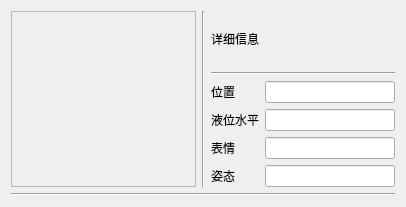
Old version of the form GUI/ui/body.ui in the repository Frost-rA9/infusion-companion.
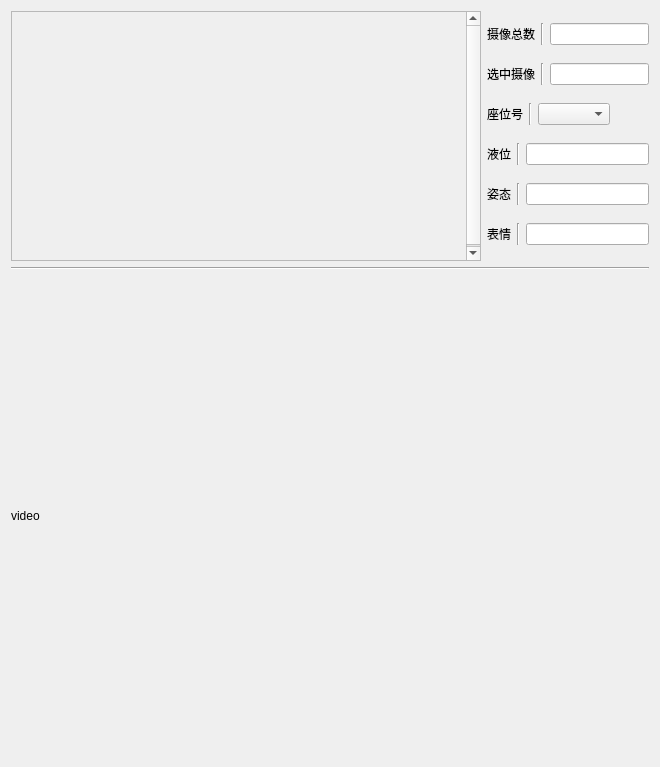
New version of the form.

Patch:
```diff
--- a/GUI/ui/body.ui
+++ b/GUI/ui/body.ui
@@ -6,22 +6,36 @@
    <rect>
     <x>0</x>
     <y>0</y>
-    <width>406</width>
-    <height>207</height>
+    <width>660</width>
+    <height>765</height>
    </rect>
   </property>
+  <property name="minimumSize">
+   <size>
+    <width>660</width>
+    <height>0</height>
+   </size>
+  </property>
+  <property name="maximumSize">
+   <size>
+    <width>660</width>
+    <height>10000</height>
+   </size>
+  </property>
   <property name="windowTitle">
    <string>Form</string>
   </property>
-  <layout class="QVBoxLayout" name="verticalLayout_2">
-   <item>
     <layout class="QVBoxLayout" name="verticalLayout">
      <item>
-      <layout class="QHBoxLayout" name="horizontalLayout">
+    <layout class="QHBoxLayout" name="horizontalLayout_7">
        <item>
-        <layout class="QGridLayout" name="gridLayout">
-         <item row="0" column="0">
           <widget class="QScrollArea" name="video_area">
+       <property name="minimumSize">
+        <size>
+         <width>470</width>
+         <height>250</height>
+        </size>
+       </property>
            <property name="widgetResizable">
             <bool>true</bool>
            </property>
@@ -30,14 +44,35 @@
              <rect>
               <x>0</x>
               <y>0</y>
-              <width>113</width>
-              <height>167</height>
-             </rect>
-            </property>
+          <width>450</width>
+          <height>250</height>
+         </rect>
+        </property>
+        <property name="minimumSize">
+         <size>
+          <width>450</width>
+          <height>250</height>
+         </size>
+        </property>
+        <property name="maximumSize">
+         <size>
+          <width>450</width>
+          <height>16777215</height>
+         </size>
+        </property>
            </widget>
           </widget>
          </item>
-        </layout>
+     <item>
+      <layout class="QVBoxLayout" name="verticalLayout_4">
+       <item>
+        <layout class="QHBoxLayout" name="horizontalLayout">
+         <item>
+          <widget class="QLabel" name="label">
+           <property name="text">
+            <string>摄像总数</string>
+           </property>
+          </widget>
        </item>
        <item>
         <widget class="Line" name="line_3">
@@ -47,75 +82,130 @@
         </widget>
        </item>
        <item>
-        <layout class="QVBoxLayout" name="verticalLayout_8">
+          <widget class="QLineEdit" name="sum_line_edit"/>
+         </item>
+        </layout>
+       </item>
          <item>
-          <layout class="QVBoxLayout" name="verticalLayout_7">
+        <layout class="QHBoxLayout" name="horizontalLayout_2">
            <item>
             <widget class="QLabel" name="label_2">
              <property name="text">
-              <string>详细信息</string>
+            <string>选中摄像</string>
              </property>
             </widget>
            </item>
-          </layout>
-         </item>
          <item>
-          <widget class="Line" name="line_4">
+          <widget class="Line" name="line_9">
            <property name="orientation">
-            <enum>Qt::Horizontal</enum>
+            <enum>Qt::Vertical</enum>
            </property>
           </widget>
+         </item>
+         <item>
+          <widget class="QLineEdit" name="select_line_edit"/>
+         </item>
+        </layout>
          </item>
          <item>
           <layout class="QHBoxLayout" name="horizontalLayout_3">
            <item>
-            <layout class="QVBoxLayout" name="verticalLayout_5">
-             <item>
               <widget class="QLabel" name="label_3">
                <property name="text">
-                <string>位置</string>
+            <string>座位号</string>
                </property>
               </widget>
              </item>
              <item>
-              <widget class="QLabel" name="label_8">
-               <property name="text">
-                <string>液位水平</string>
+          <widget class="Line" name="line_2">
+           <property name="orientation">
+            <enum>Qt::Vertical</enum>
                </property>
               </widget>
              </item>
              <item>
-              <widget class="QLabel" name="label_9">
-               <property name="text">
-                <string>表情</string>
-               </property>
-              </widget>
-             </item>
+          <layout class="QVBoxLayout" name="verticalLayout_2">
+           <item>
+            <widget class="QComboBox" name="address_button"/>
+           </item>
+          </layout>
+         </item>
              <item>
-              <widget class="QLabel" name="label_10">
-               <property name="text">
-                <string>姿态</string>
-               </property>
-              </widget>
+          <spacer name="horizontalSpacer">
+           <property name="orientation">
+            <enum>Qt::Horizontal</enum>
+           </property>
+           <property name="sizeHint" stdset="0">
+            <size>
+             <width>40</width>
+             <height>20</height>
+            </size>
+           </property>
+          </spacer>
              </item>
             </layout>
            </item>
            <item>
-            <layout class="QVBoxLayout" name="verticalLayout_6">
+        <layout class="QHBoxLayout" name="horizontalLayout_4">
              <item>
-              <widget class="QLineEdit" name="pos_line_edit"/>
+          <widget class="QLabel" name="label_4">
+           <property name="text">
+            <string>液位</string>
+           </property>
+          </widget>
+         </item>
+         <item>
+          <widget class="Line" name="line_7">
+           <property name="orientation">
+            <enum>Qt::Vertical</enum>
+           </property>
+          </widget>
              </item>
              <item>
               <widget class="QLineEdit" name="liquid_level_line_edit"/>
              </item>
+        </layout>
+       </item>
              <item>
-              <widget class="QLineEdit" name="emotion_line_edit"/>
+        <layout class="QHBoxLayout" name="horizontalLayout_5">
+         <item>
+          <widget class="QLabel" name="label_7">
+           <property name="text">
+            <string>姿态</string>
+           </property>
+          </widget>
+         </item>
+         <item>
+          <widget class="Line" name="line_5">
+           <property name="orientation">
+            <enum>Qt::Vertical</enum>
+           </property>
+          </widget>
              </item>
              <item>
               <widget class="QLineEdit" name="gesture_line_edit"/>
              </item>
             </layout>
            </item>
+       <item>
+        <layout class="QHBoxLayout" name="horizontalLayout_6">
+         <item>
+          <widget class="QLabel" name="label_5">
+           <property name="text">
+            <string>表情</string>
+           </property>
+          </widget>
+         </item>
+         <item>
+          <widget class="Line" name="line_6">
+           <property name="orientation">
+            <enum>Qt::Vertical</enum>
+           </property>
+          </widget>
+         </item>
+         <item>
+          <widget class="QLineEdit" name="emotion_line_edit"/>
+         </item>
           </layout>
          </item>
         </layout>
@@ -129,7 +219,24 @@
        </property>
       </widget>
      </item>
-    </layout>
+   <item>
+    <widget class="QLabel" name="video">
+     <property name="sizePolicy">
+      <sizepolicy hsizetype="Minimum" vsizetype="Minimum">
+       <horstretch>0</horstretch>
+       <verstretch>0</verstretch>
+      </sizepolicy>
+     </property>
+     <property name="minimumSize">
+      <size>
+       <width>640</width>
+       <height>480</height>
+      </size>
+     </property>
+     <property name="text">
+      <string>video</string>
+     </property>
+    </widget>
    </item>
   </layout>
  </widget>
```
Left out of the diff: 2 changed lines with no effect on the pictures. Lines whose indentation alone changed are shown as unchanged.
